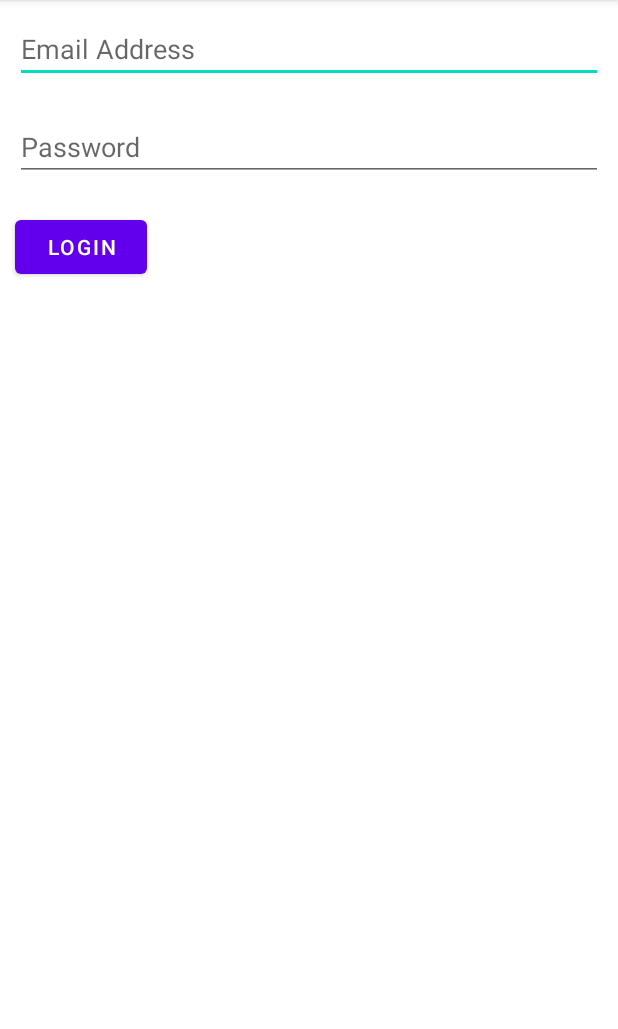
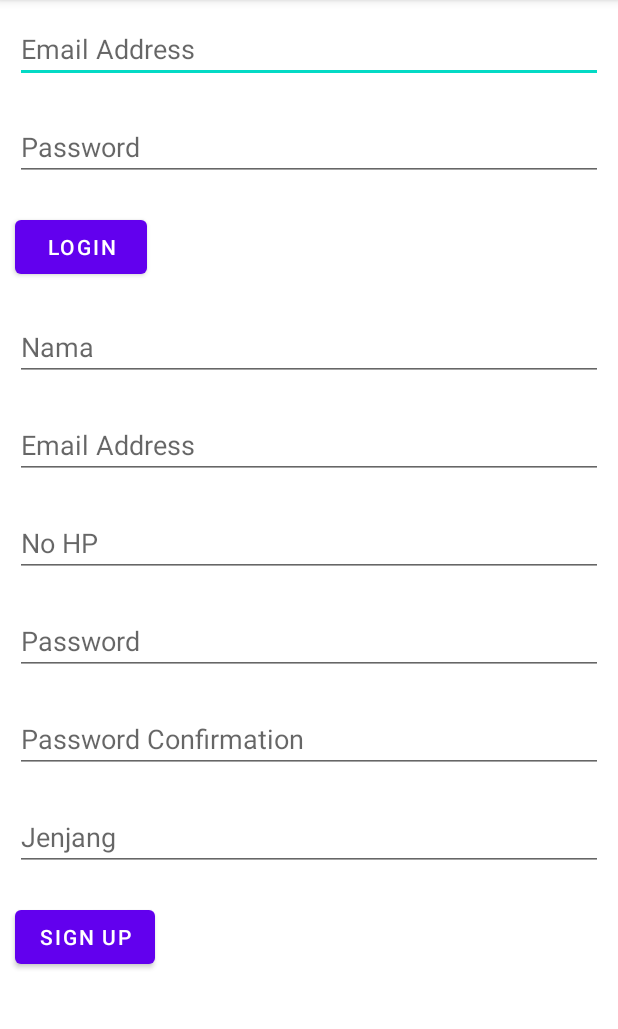
Before and after one commit to matthewalfredoo/DelStat, an Android app: the screen it shows after launch (MainActivity), on a phone screen of 412 x 824 dp, the part 84-1113 px from its top. Run offline under Robolectric (Android 15) with nearby library versions, the phone set to English and light mode, and no system bars; our stand-ins replace Dagger/Hilt's generated code.

Commit message:
Test Register - Initialization
Testing register function

```diff
--- a/app/build.gradle
+++ b/app/build.gradle
@@ -60,6 +60,9 @@ dependencies {
     implementation "androidx.lifecycle:lifecycle-viewmodel-savedstate:$lifecycle_version"
     // Annotation Processor
     implementation "androidx.lifecycle:lifecycle-common-java8:$lifecycle_version"
+    // DataStore
+    implementation "androidx.datastore:datastore-preferences:1.0.0"
+    implementation "androidx.lifecycle:lifecycle-runtime-ktx:2.4.1"
 
     // Room
     def room_version = "2.4.2"
--- a/app/src/main/java/id/del/ac/delstat/MainActivity.kt
+++ b/app/src/main/java/id/del/ac/delstat/MainActivity.kt
@@ -5,8 +5,10 @@ import android.os.Bundle
 import android.util.Log
 import androidx.lifecycle.Observer
 import androidx.lifecycle.ViewModelProvider
+import androidx.lifecycle.asLiveData
 import com.google.android.material.snackbar.Snackbar
 import id.del.ac.delstat.data.model.user.User
+import id.del.ac.delstat.data.preferences.UserPreferences
 import id.del.ac.delstat.databinding.ActivityMainBinding
 import id.del.ac.delstat.presentation.di.Injector
 import id.del.ac.delstat.presentation.user.viewmodel.UserViewModel
@@ -21,9 +23,12 @@ class MainActivity : AppCompatActivity() {
     lateinit var userViewModelFactory: UserViewModelFactory
     private lateinit var userViewModel: UserViewModel
 
+    @Inject
+    lateinit var userPreferences: UserPreferences
+
     override fun onCreate(savedInstanceState: Bundle?) {
         super.onCreate(savedInstanceState)
-        binding = id.del.ac.delstat.databinding.ActivityMainBinding.inflate(layoutInflater)
+        binding = ActivityMainBinding.inflate(layoutInflater)
         setContentView(binding.root)
 
         (application as Injector).createUserSubComponent().inject(this)
@@ -32,19 +37,46 @@ class MainActivity : AppCompatActivity() {
 
         userViewModel.userApiResponse.observe(this, Observer {
             Snackbar.make(binding.root, it.message!!, Snackbar.LENGTH_LONG).show()
-            binding.textViewToken.text = it.token
+        })
+
+        userPreferences.getUserEmail.asLiveData().observe(this, Observer {
+            binding.textViewEmail.text = it
+        })
+
+        userPreferences.getUserToken.asLiveData().observe(this, Observer {
+            binding.textViewToken.text = it
         })
 
         binding.buttonLogin.setOnClickListener {
-            Log.d("MyTag", BuildConfig.BASE_URL)
             login()
+        }
+
+        binding.buttonSignup.setOnClickListener {
+            register()
         }
     }
 
     fun login() {
-        Log.d(TAG, "login")
-        val email = binding.editTextEmail.text.toString()
-        val password = binding.editTextPassword.text.toString()
+        val email = binding.editTextEmailLogin.text.toString()
+        val password = binding.editTextPasswordLogin.text.toString()
         userViewModel.login(email, password)
     }
+
+    fun register() {
+        val nama = binding.editTextNamaSignup.text.toString()
+        val email = binding.editTextEmailSignup.text.toString()
+        val noHp = binding.editTextNoHpSignup.text.toString()
+        val password = binding.editTextPasswordSignup.text.toString()
+        val passwordConfirmation = binding.editTextPasswordConfirmationSignup.text.toString()
+        val jenjang = binding.editTextJenjangSignup.text.toString()
+
+        val user = User(
+            nama = nama,
+            email = email,
+            noHp = noHp,
+            jenjang = jenjang,
+        )
+
+        userViewModel.register(user, password, passwordConfirmation)
+    }
 }
--- a/app/src/main/java/id/del/ac/delstat/data/api/DelStatApiService.kt
+++ b/app/src/main/java/id/del/ac/delstat/data/api/DelStatApiService.kt
@@ -1,6 +1,5 @@
 package id.del.ac.delstat.data.api
 
-import id.del.ac.delstat.data.model.user.User
 import id.del.ac.delstat.data.model.user.UserApiResponse
 import retrofit2.Response
 import retrofit2.http.Field
@@ -9,8 +8,9 @@ import retrofit2.http.Headers
 import retrofit2.http.POST
 
 interface DelStatApiService {
+    /* User-related Services */
 
-    @Headers("Accept: application/json")
+    @FormUrlEncoded
     @POST("register")
     suspend fun register(
         @Field("nama")
@@ -42,4 +42,5 @@ interface DelStatApiService {
         password: String
     ): Response<UserApiResponse>
 
+    /* End of User-related Services */
 }
--- /dev/null
+++ b/app/src/main/java/id/del/ac/delstat/data/preferences/UserPreferences.kt
@@ -0,0 +1,122 @@
+package id.del.ac.delstat.data.preferences
+
+import android.content.Context
+import androidx.datastore.core.DataStore
+import androidx.datastore.dataStoreFile
+import androidx.datastore.preferences.preferencesDataStore
+import androidx.datastore.preferences.core.Preferences
+import androidx.datastore.preferences.core.edit
+import androidx.datastore.preferences.core.intPreferencesKey
+import androidx.datastore.preferences.core.stringPreferencesKey
+import kotlinx.coroutines.flow.Flow
+import kotlinx.coroutines.flow.map
+
+class UserPreferences(private val context: Context) {
+
+    private val dataStore = context.dataStoreFile(
+        fileName = "user_preferences"
+    )
+
+    companion object {
+        val Context.dataStore: DataStore<Preferences> by preferencesDataStore(name = "settings")
+        private val USER_ID = intPreferencesKey("user_id")
+        private val USER_NAMA = stringPreferencesKey("user_nama")
+        private val USER_EMAIL = stringPreferencesKey("user_email")
+        private val USER_NO_HP = stringPreferencesKey("user_no_hp")
+        private val USER_FOTO_PROFIL = stringPreferencesKey("user_foto_profil")
+        private val USER_JENJANG = stringPreferencesKey("user_jenjang")
+        private val USER_TOKEN = stringPreferencesKey("user_token")
+    }
+
+    /* USER_ID Preferences */
+    val getUserId: Flow<Int?>
+        get() = context.dataStore.data.map {
+            it[USER_ID] ?: 0
+        }
+
+    suspend fun setUserId(id: Int) {
+        context.dataStore.edit {
+            it[USER_ID] = id
+        }
+    }
+    /* END USER_ID Preferences */
+
+    /* USER_NAMA Preferences */
+    val getUserNama: Flow<String?>
+        get() = context.dataStore.data.map {
+            it[USER_NAMA] ?: ""
+        }
+
+    suspend fun setUserNama(nama: String) {
+        context.dataStore.edit {
+            it[USER_NAMA] = nama
+        }
+    }
+    /* END USER_NAMA Preferences */
+
+    /* USER_EMAIL Preferences */
+    val getUserEmail: Flow<String?>
+        get() = context.dataStore.data.map {
+            it[USER_EMAIL] ?: ""
+        }
+
+    suspend fun setUserEmail(email: String) {
+        context.dataStore.edit {
+            it[USER_EMAIL] = email
+        }
+    }
+    /* END USER_EMAIL Preferences */
+
+    /* USER_NO_HP Preferences */
+    val getUserNoHp: Flow<String?>
+        get() = context.dataStore.data.map {
+            it[USER_NO_HP] ?: ""
+        }
+
+    suspend fun setUserNoHp(noHp: String) {
+        context.dataStore.edit {
+            it[USER_NO_HP] = noHp
+        }
+    }
+    /* END USER_NO_HP Preferences */
+
+    /* USER_FOTO_PROFIL Preferences */
+    val getUserFotoProfil: Flow<String?>
+        get() = context.dataStore.data.map {
+            it[USER_FOTO_PROFIL] ?: ""
+        }
+
+    suspend fun setUserFotoProfil(fotoProfil: String) {
+        context.dataStore.edit {
+            it[USER_FOTO_PROFIL] = fotoProfil
+        }
+    }
+    /* END USER_FOTO_PROFIL Preferences */
+
+    /* USER_JENJANG Preferences */
+    val getUserJenjang: Flow<String?>
+        get() = context.dataStore.data.map {
+            it[USER_JENJANG] ?: ""
+        }
+
+    suspend fun setUserJenjang(jenjang: String) {
+        context.dataStore.edit {
+            it[USER_JENJANG] = jenjang
+        }
+    }
+    /* END USER_JENJANG Preferences */
+
+    /* USER_TOKEN Preferences */
+    val getUserToken: Flow<String?>
+        get() = context.dataStore.data.map {
+            it[USER_TOKEN] ?: ""
+        }
+
+    suspend fun setUserToken(token: String) {
+        context.dataStore.edit {
+            it[USER_TOKEN] = token
+        }
+    }
+    /* END USER_TOKEN Preferences */
+
+}
--- a/app/src/main/java/id/del/ac/delstat/presentation/di/core/AppComponent.kt
+++ b/app/src/main/java/id/del/ac/delstat/presentation/di/core/AppComponent.kt
@@ -8,6 +8,7 @@ import javax.inject.Singleton
 @Component(modules = [
     NetModule::class,
     RemoteDataModule::class,
+    LocalDataModule::class,
     RepositoryModule::class,
     AppModule::class
 ])
--- /dev/null
+++ b/app/src/main/java/id/del/ac/delstat/presentation/di/core/LocalDataModule.kt
@@ -0,0 +1,18 @@
+package id.del.ac.delstat.presentation.di.core
+
+import android.content.Context
+import dagger.Module
+import dagger.Provides
+import id.del.ac.delstat.data.preferences.UserPreferences
+import javax.inject.Singleton
+
+@Module
+class LocalDataModule {
+
+    @Singleton
+    @Provides
+    fun provideUserPreferences(context: Context) : UserPreferences {
+        return UserPreferences(context)
+    }
+
+}
--- a/app/src/main/java/id/del/ac/delstat/presentation/di/user/UserModule.kt
+++ b/app/src/main/java/id/del/ac/delstat/presentation/di/user/UserModule.kt
@@ -3,6 +3,7 @@ package id.del.ac.delstat.presentation.di.user
 import android.app.Application
 import dagger.Module
 import dagger.Provides
+import id.del.ac.delstat.data.preferences.UserPreferences
 import id.del.ac.delstat.domain.repository.UserRepository
 import id.del.ac.delstat.presentation.user.viewmodel.UserViewModelFactory
 
@@ -11,8 +12,12 @@ class UserModule {
 
     @UserScope
     @Provides
-    fun provideUserViewModelFactory(app: Application, userRepository: UserRepository): UserViewModelFactory {
-        return UserViewModelFactory(app, userRepository)
+    fun provideUserViewModelFactory(
+        app: Application,
+        userRepository: UserRepository,
+        userPreferences: UserPreferences
+    ): UserViewModelFactory {
+        return UserViewModelFactory(app, userRepository, userPreferences)
     }
 
 }
--- a/app/src/main/java/id/del/ac/delstat/presentation/user/viewmodel/UserViewModelFactory.kt
+++ b/app/src/main/java/id/del/ac/delstat/presentation/user/viewmodel/UserViewModelFactory.kt
@@ -3,15 +3,17 @@ package id.del.ac.delstat.presentation.user.viewmodel
 import android.app.Application
 import androidx.lifecycle.ViewModel
 import androidx.lifecycle.ViewModelProvider
+import id.del.ac.delstat.data.preferences.UserPreferences
 import id.del.ac.delstat.domain.repository.UserRepository
 
 class UserViewModelFactory(
     private val app: Application,
-    private val userRepository: UserRepository
+    private val userRepository: UserRepository,
+    private val userPreferences: UserPreferences
 ) : ViewModelProvider.Factory {
 
     override fun <T : ViewModel> create(modelClass: Class<T>): T {
-        return UserViewModel(app, userRepository) as T
+        return UserViewModel(app, userRepository, userPreferences) as T
     }
 
 }
--- a/app/src/main/res/layout/activity_main.xml
+++ b/app/src/main/res/layout/activity_main.xml
@@ -8,7 +8,7 @@
     android:orientation="vertical">
 
     <EditText
-        android:id="@+id/edit_text_email"
+        android:id="@+id/edit_text_email_login"
         android:layout_width="match_parent"
         android:layout_height="wrap_content"
         android:layout_margin="10dp"
@@ -16,7 +16,7 @@
         android:hint="Email Address"/>
 
     <EditText
-        android:id="@+id/edit_text_password"
+        android:id="@+id/edit_text_password_login"
         android:layout_width="match_parent"
         android:layout_height="wrap_content"
         android:layout_margin="10dp"
@@ -31,8 +31,72 @@
         android:text="Login"/>
 
     <TextView
+        android:id="@+id/text_view_email"
+        android:layout_width="match_parent"
+        android:layout_height="wrap_content"
+        android:visibility="gone"
+        android:layout_margin="10dp"/>
+
+    <TextView
         android:id="@+id/text_view_token"
         android:layout_width="match_parent"
-        android:layout_height="wrap_content"/>
+        android:layout_height="wrap_content"
+        android:visibility="gone"
+        android:layout_margin="10dp"/>
+
+    <EditText
+        android:id="@+id/edit_text_nama_signup"
+        android:layout_width="match_parent"
+        android:layout_height="wrap_content"
+        android:layout_margin="10dp"
+        android:inputType="textEmailAddress"
+        android:hint="Nama"/>
+
+    <EditText
+        android:id="@+id/edit_text_email_signup"
+        android:layout_width="match_parent"
+        android:layout_height="wrap_content"
+        android:layout_margin="10dp"
+        android:inputType="textEmailAddress"
+        android:hint="Email Address"/>
+
+    <EditText
+        android:id="@+id/edit_text_no_hp_signup"
+        android:layout_width="match_parent"
+        android:layout_height="wrap_content"
+        android:layout_margin="10dp"
+        android:inputType="textEmailAddress"
+        android:hint="No HP"/>
+
+    <EditText
+        android:id="@+id/edit_text_password_signup"
+        android:layout_width="match_parent"
+        android:layout_height="wrap_content"
+        android:layout_margin="10dp"
+        android:inputType="textPassword"
+        android:hint="Password"/>
+
+    <EditText
+        android:id="@+id/edit_text_password_confirmation_signup"
+        android:layout_width="match_parent"
+        android:layout_height="wrap_content"
+        android:layout_margin="10dp"
+        android:inputType="textPassword"
+        android:hint="Password Confirmation"/>
+
+    <EditText
+        android:id="@+id/edit_text_jenjang_signup"
+        android:layout_width="match_parent"
+        android:layout_height="wrap_content"
+        android:layout_margin="10dp"
+        android:inputType="text"
+        android:hint="Jenjang"/>
+
+    <Button
+        android:id="@+id/button_signup"
+        android:layout_width="wrap_content"
+        android:layout_height="wrap_content"
+        android:layout_margin="10dp"
+        android:text="Sign Up"/>
 
 </LinearLayout>
```
Also changed, not shown: app/src/main/java/id/del/ac/delstat/data/model/user/User.kt (+24 -21 lines), app/src/main/java/id/del/ac/delstat/data/repository/user/datasourceimpl/UserRemoteDataSourceImpl.kt (+4 -4 lines), app/src/main/java/id/del/ac/delstat/presentation/user/viewmodel/UserViewModel.kt (+27 -2 lines).
